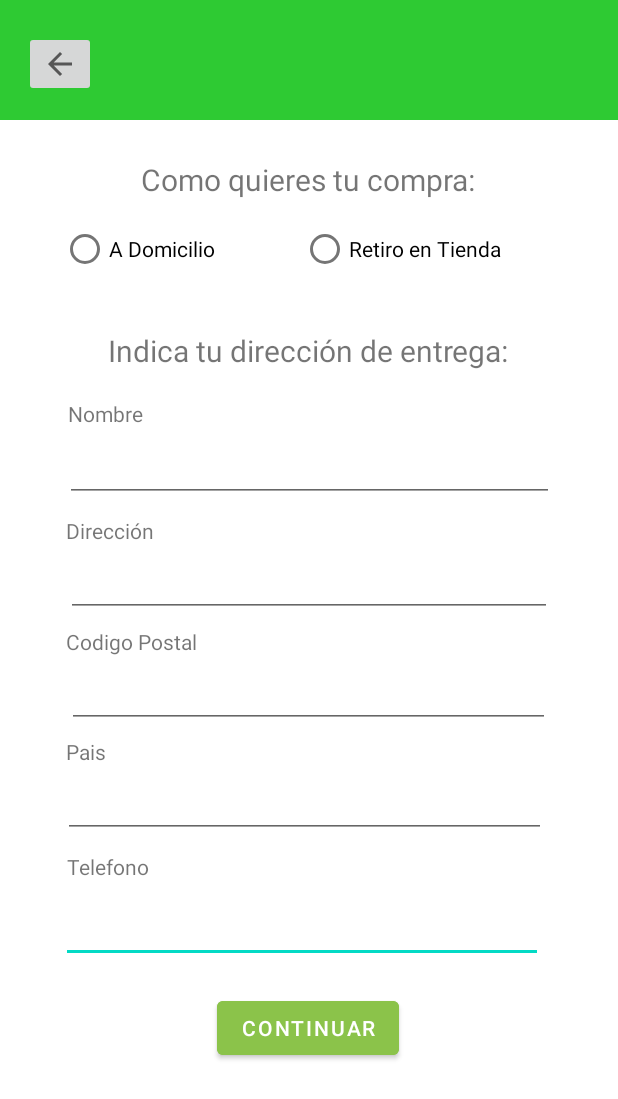
After one commit to Eduardo-Ordenes/AppSupermercado, an Android app: the layout activity_shipping_address_view.xml on its own in the app's theme, with its tools: preview values and no code run, on a phone screen of 412 x 824 dp. The commit adds this screen. Shown: the top 1099 px of the screen. Run offline under Robolectric (Android 15) with nearby library versions, the phone set to English and light mode, and no system bars.

Commit message:
"V1.7.0 - ShippingAddress view added"

```diff
--- /dev/null
+++ b/app/src/main/res/layout/activity_shipping_address_view.xml
@@ -0,0 +1,242 @@
+<?xml version="1.0" encoding="utf-8"?>
+<LinearLayout xmlns:android="http://schemas.android.com/apk/res/android"
+    xmlns:app="http://schemas.android.com/apk/res-auto"
+    xmlns:tools="http://schemas.android.com/tools"
+    android:orientation="vertical"
+    android:layout_width="match_parent"
+    android:layout_height="match_parent">
+
+    <LinearLayout
+        android:layout_width="match_parent"
+        android:layout_height="80sp"
+        android:background="@color/light_green"
+        android:orientation="vertical">
+
+        <androidx.constraintlayout.widget.ConstraintLayout
+            android:layout_width="match_parent"
+            android:layout_height="match_parent">
+
+            <ImageButton
+                android:id="@+id/imageButton"
+                android:layout_width="wrap_content"
+                android:layout_height="wrap_content"
+                android:layout_marginStart="16dp"
+                android:layout_marginTop="21dp"
+                android:layout_marginBottom="16dp"
+                app:layout_constraintBottom_toBottomOf="parent"
+                app:layout_constraintStart_toStartOf="parent"
+                app:layout_constraintTop_toTopOf="parent"
+                app:srcCompat="?attr/actionModeCloseDrawable"
+                tools:ignore="TouchTargetSizeCheck,SpeakableTextPresentCheck" />
+        </androidx.constraintlayout.widget.ConstraintLayout>
+    </LinearLayout>
+
+    <LinearLayout
+        android:layout_width="match_parent"
+        android:layout_height="match_parent"
+        android:orientation="vertical">
+
+
+        <androidx.constraintlayout.widget.ConstraintLayout
+            android:layout_width="match_parent"
+            android:layout_height="622dp"
+            android:translationY="10sp">
+
+
+            <EditText
+                android:id="@+id/editTextTextPersonName6"
+                android:layout_width="321dp"
+                android:layout_height="42dp"
+                android:layout_marginStart="40dp"
+                android:layout_marginTop="510dp"
+                android:layout_marginEnd="50dp"
+                android:ems="10"
+                android:inputType="textPersonName"
+                app:layout_constraintEnd_toEndOf="parent"
+                app:layout_constraintStart_toStartOf="parent"
+                app:layout_constraintTop_toTopOf="parent"
+                tools:ignore="TouchTargetSizeCheck,SpeakableTextPresentCheck" />
+
+            <TextView
+                android:id="@+id/textView25"
+                android:layout_width="wrap_content"
+                android:layout_height="wrap_content"
+                android:layout_marginStart="92dp"
+                android:layout_marginTop="16dp"
+                android:layout_marginEnd="93dp"
+                android:text="@string/shipping_address_selection"
+                android:textSize="20sp"
+                app:layout_constraintEnd_toEndOf="parent"
+                app:layout_constraintStart_toStartOf="parent"
+                app:layout_constraintTop_toTopOf="parent" />
+
+            <RadioGroup
+                android:layout_width="330dp"
+                android:layout_height="53dp"
+                android:layout_marginStart="40dp"
+                android:layout_marginTop="52dp"
+                android:layout_marginEnd="41dp"
+                android:orientation="horizontal"
+                app:layout_constraintEnd_toEndOf="parent"
+                app:layout_constraintHorizontal_bias="1.0"
+                app:layout_constraintStart_toStartOf="parent"
+                app:layout_constraintTop_toTopOf="parent">
+
+                <RadioButton
+                    android:id="@+id/radioButton"
+                    android:layout_width="160dp"
+                    android:layout_height="wrap_content"
+                    android:text="A Domicilio" />
+
+                <RadioButton
+                    android:id="@+id/radioButton2"
+                    android:layout_width="160dp"
+                    android:layout_height="wrap_content"
+                    android:text="Retiro en Tienda" />
+            </RadioGroup>
+
+            <TextView
+                android:id="@+id/textView31"
+                android:layout_width="wrap_content"
+                android:layout_height="wrap_content"
+                android:layout_marginStart="70dp"
+                android:layout_marginTop="130dp"
+                android:layout_marginEnd="71dp"
+                android:text="Indica tu dirección de entrega:"
+                android:textSize="20sp"
+                app:layout_constraintEnd_toEndOf="parent"
+                app:layout_constraintStart_toStartOf="parent"
+                app:layout_constraintTop_toTopOf="parent" />
+
+            <EditText
+                android:id="@+id/editTextTextPersonName2"
+                android:layout_width="326dp"
+                android:layout_height="39dp"
+                android:layout_marginStart="44dp"
+                android:layout_marginTop="205dp"
+                android:layout_marginEnd="44dp"
+                android:ems="10"
+                android:inputType="textPersonName"
+                app:layout_constraintEnd_toEndOf="parent"
+                app:layout_constraintStart_toStartOf="parent"
+                app:layout_constraintTop_toTopOf="parent"
+                tools:ignore="SpeakableTextPresentCheck,TouchTargetSizeCheck" />
+
+            <TextView
+                android:id="@+id/textView32"
+                android:layout_width="wrap_content"
+                android:layout_height="wrap_content"
+                android:layout_marginStart="44dp"
+                android:layout_marginTop="176dp"
+                android:layout_marginEnd="316dp"
+                android:text="Nombre"
+                app:layout_constraintEnd_toEndOf="parent"
+                app:layout_constraintStart_toStartOf="parent"
+                app:layout_constraintTop_toTopOf="parent" />
+
+            <TextView
+                android:id="@+id/textView33"
+                android:layout_width="wrap_content"
+                android:layout_height="wrap_content"
+                android:layout_marginStart="43dp"
+                android:layout_marginTop="254dp"
+                android:layout_marginEnd="309dp"
+                android:text="Dirección"
+                app:layout_constraintEnd_toEndOf="parent"
+                app:layout_constraintStart_toStartOf="parent"
+                app:layout_constraintTop_toTopOf="parent" />
+
+            <EditText
+                android:id="@+id/editTextTextPersonName3"
+                android:layout_width="324dp"
+                android:layout_height="41dp"
+                android:layout_marginStart="43dp"
+                android:layout_marginTop="280dp"
+                android:layout_marginEnd="44dp"
+                android:ems="10"
+                android:inputType="textPersonName"
+                app:layout_constraintEnd_toEndOf="parent"
+                app:layout_constraintStart_toStartOf="parent"
+                app:layout_constraintTop_toTopOf="parent"
+                tools:ignore="TouchTargetSizeCheck,SpeakableTextPresentCheck" />
+
+            <TextView
+                android:id="@+id/textView34"
+                android:layout_width="wrap_content"
+                android:layout_height="wrap_content"
+                android:layout_marginStart="43dp"
+                android:layout_marginTop="328dp"
+                android:layout_marginEnd="280dp"
+                android:text="Codigo Postal"
+                app:layout_constraintEnd_toEndOf="parent"
+                app:layout_constraintStart_toStartOf="parent"
+                app:layout_constraintTop_toTopOf="parent" />
+
+            <EditText
+                android:id="@+id/editTextTextPersonName4"
+                android:layout_width="322dp"
+                android:layout_height="43dp"
+                android:layout_marginStart="44dp"
+                android:layout_marginTop="352dp"
+                android:layout_marginEnd="45dp"
+                android:ems="10"
+                android:inputType="textPersonName"
+                app:layout_constraintEnd_toEndOf="parent"
+                app:layout_constraintStart_toStartOf="parent"
+                app:layout_constraintTop_toTopOf="parent" />
+
+            <TextView
+                android:id="@+id/textView35"
+                android:layout_width="wrap_content"
+                android:layout_height="wrap_content"
+                android:layout_marginStart="43dp"
+                android:layout_marginTop="401dp"
+                android:layout_marginEnd="341dp"
+                android:text="Pais"
+                app:layout_constraintEnd_toEndOf="parent"
+                app:layout_constraintStart_toStartOf="parent"
+                app:layout_constraintTop_toTopOf="parent" />
+
+            <EditText
+                android:id="@+id/editTextTextPersonName5"
+                android:layout_width="322dp"
+                android:layout_height="43dp"
+                android:layout_marginStart="41dp"
+                android:layout_marginTop="425dp"
+                android:layout_marginEnd="48dp"
+                android:ems="10"
+                android:inputType="textPersonName"
+                app:layout_constraintEnd_toEndOf="parent"
+                app:layout_constraintStart_toStartOf="parent"
+                app:layout_constraintTop_toTopOf="parent"
+                tools:ignore="TouchTargetSizeCheck,SpeakableTextPresentCheck" />
+
+            <TextView
+                android:id="@+id/textView36"
+                android:layout_width="wrap_content"
+                android:layout_height="wrap_content"
+                android:layout_marginStart="44dp"
+                android:layout_marginTop="478dp"
+                android:layout_marginEnd="312dp"
+                android:text="Telefono"
+                app:layout_constraintEnd_toEndOf="parent"
+                app:layout_constraintStart_toStartOf="parent"
+                app:layout_constraintTop_toTopOf="parent" />
+
+            <Button
+                android:id="@+id/button13"
+                android:layout_width="wrap_content"
+                android:layout_height="wrap_content"
+                android:layout_marginStart="144dp"
+                android:layout_marginTop="571dp"
+                android:layout_marginEnd="145dp"
+                android:backgroundTint="#8BC34A"
+                android:text="Continuar"
+                app:layout_constraintEnd_toEndOf="parent"
+                app:layout_constraintStart_toStartOf="parent"
+                app:layout_constraintTop_toTopOf="parent" />
+        </androidx.constraintlayout.widget.ConstraintLayout>
+    </LinearLayout>
+
+
+</LinearLayout>
--- a/app/src/main/res/values/strings.xml
+++ b/app/src/main/res/values/strings.xml
@@ -20,6 +20,7 @@
     <string name="vermas">Ver más</string>
     <string name="shipping_rate">¡Tu pedido llego!</string>
     <string name="shipping_rate2">¿Te gustaria calificarlo?</string>
+    <string name="shipping_address_selection">Como quieres tu compra:</string>
 
 
 
```
